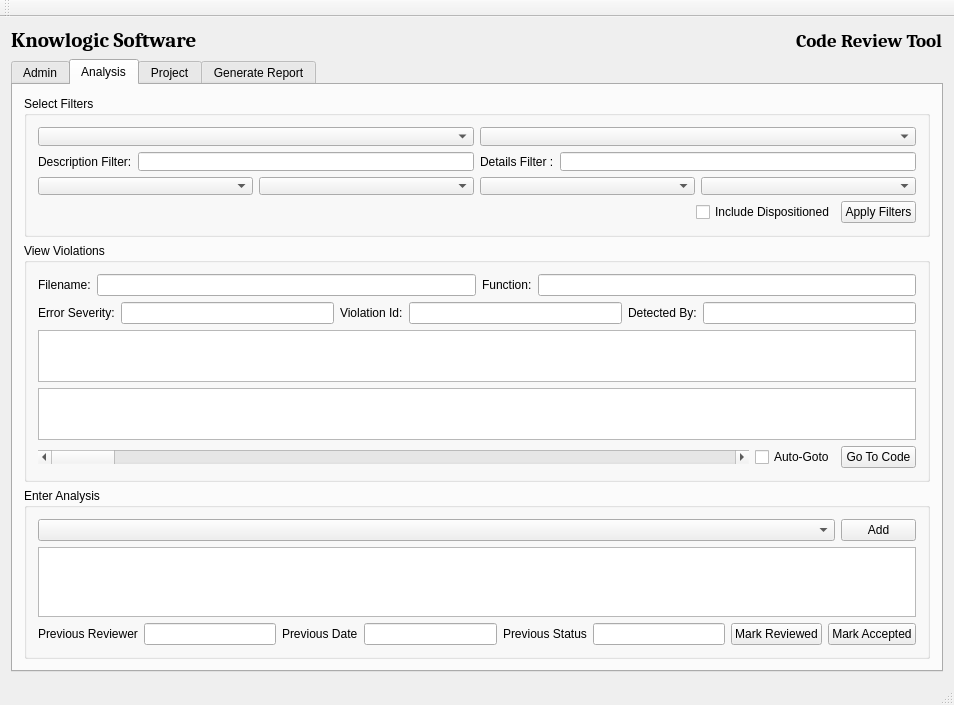
This is crmainwindow.ui in jvahue/codereview1 as Qt 5 draws it before an edit. The edited form follows.
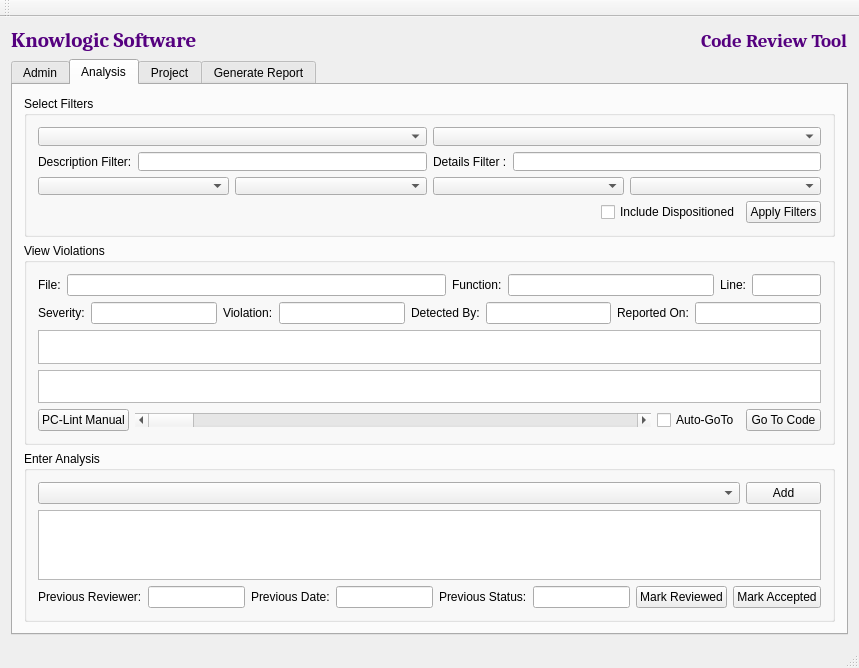
This is the edited form. The open tabs and pages were chosen to show the change. Custom widgets are drawn as their Qt base class.

Patch:
```diff
--- a/crmainwindow.ui
+++ b/crmainwindow.ui
@@ -6,8 +6,8 @@
    <rect>
     <x>0</x>
     <y>0</y>
-    <width>954</width>
-    <height>705</height>
+    <width>855</width>
+    <height>655</height>
    </rect>
   </property>
   <property name="windowTitle">
@@ -39,7 +39,11 @@
            </font>
           </property>
           <property name="text">
-           <string>Knowlogic Software</string>
+           <string>&lt;!DOCTYPE HTML PUBLIC &quot;-//W3C//DTD HTML 4.0//EN&quot; &quot;http://www.w3.org/TR/REC-html40/strict.dtd&quot;&gt;
+&lt;html&gt;&lt;head&gt;&lt;meta name=&quot;qrichtext&quot; content=&quot;1&quot; /&gt;&lt;style type=&quot;text/css&quot;&gt;
+p, li { white-space: pre-wrap; }
+&lt;/style&gt;&lt;/head&gt;&lt;body style=&quot; font-family:'Cambria'; font-size:16pt; font-weight:600; font-style:normal;&quot;&gt;
+&lt;p style=&quot; margin-top:0px; margin-bottom:0px; margin-left:0px; margin-right:0px; -qt-block-indent:0; text-indent:0px;&quot;&gt;&lt;span style=&quot; color:#55007f;&quot;&gt;Knowlogic Software&lt;/span&gt;&lt;/p&gt;&lt;/body&gt;&lt;/html&gt;</string>
           </property>
          </widget>
         </item>
@@ -61,7 +65,11 @@
            </font>
           </property>
           <property name="text">
-           <string>Code Review Tool</string>
+           <string>&lt;!DOCTYPE HTML PUBLIC &quot;-//W3C//DTD HTML 4.0//EN&quot; &quot;http://www.w3.org/TR/REC-html40/strict.dtd&quot;&gt;
+&lt;html&gt;&lt;head&gt;&lt;meta name=&quot;qrichtext&quot; content=&quot;1&quot; /&gt;&lt;style type=&quot;text/css&quot;&gt;
+p, li { white-space: pre-wrap; }
+&lt;/style&gt;&lt;/head&gt;&lt;body style=&quot; font-family:'Cambria'; font-size:14pt; font-weight:600; font-style:normal;&quot;&gt;
+&lt;p style=&quot; margin-top:0px; margin-bottom:0px; margin-left:0px; margin-right:0px; -qt-block-indent:0; text-indent:0px;&quot;&gt;&lt;span style=&quot; color:#55007f;&quot;&gt;Code Review Tool&lt;/span&gt;&lt;/p&gt;&lt;/body&gt;&lt;/html&gt;</string>
           </property>
           <property name="margin">
            <number>2</number>
@@ -643,12 +651,18 @@
                  <item>
                   <widget class="QLabel" name="label_Filename">
                    <property name="text">
-                    <string>Filename:</string>
+                    <string>File:</string>
                    </property>
                   </widget>
                  </item>
                  <item>
                   <widget class="QLineEdit" name="textBrowser_Filename">
+                   <property name="sizePolicy">
+                    <sizepolicy hsizetype="Preferred" vsizetype="Fixed">
+                     <horstretch>11</horstretch>
+                     <verstretch>0</verstretch>
+                    </sizepolicy>
+                   </property>
                    <property name="readOnly">
                     <bool>true</bool>
                    </property>
@@ -663,11 +677,34 @@
                  </item>
                  <item>
                   <widget class="QLineEdit" name="textBrowser_Function">
+                   <property name="sizePolicy">
+                    <sizepolicy hsizetype="Expanding" vsizetype="Fixed">
+                     <horstretch>6</horstretch>
+                     <verstretch>0</verstretch>
+                    </sizepolicy>
+                   </property>
                    <property name="readOnly">
                     <bool>true</bool>
                    </property>
                   </widget>
                  </item>
+                 <item>
+                  <widget class="QLabel" name="label_24">
+                   <property name="text">
+                    <string>Line:</string>
+                   </property>
+                  </widget>
+                 </item>
+                 <item>
+                  <widget class="QLineEdit" name="lineNumber">
+                   <property name="sizePolicy">
+                    <sizepolicy hsizetype="Expanding" vsizetype="Fixed">
+                     <horstretch>2</horstretch>
+                     <verstretch>0</verstretch>
+                    </sizepolicy>
+                   </property>
+                  </widget>
+                 </item>
                 </layout>
                </item>
                <item>
@@ -678,7 +715,7 @@
                  <item>
                   <widget class="QLabel" name="label_6">
                    <property name="text">
-                    <string>Error Severity:</string>
+                    <string>Severity:</string>
                    </property>
                   </widget>
                  </item>
@@ -692,7 +729,7 @@
                  <item>
                   <widget class="QLabel" name="label_Id">
                    <property name="text">
-                    <string>Violation Id:</string>
+                    <string>Violation:</string>
                    </property>
                   </widget>
                  </item>
@@ -717,6 +754,16 @@
                    </property>
                   </widget>
                  </item>
+                 <item>
+                  <widget class="QLabel" name="label_25">
+                   <property name="text">
+                    <string>Reported On:</string>
+                   </property>
+                  </widget>
+                 </item>
+                 <item>
+                  <widget class="QLineEdit" name="reportedOn"/>
+                 </item>
                 </layout>
                </item>
                <item>
@@ -726,6 +773,7 @@
                    <property name="font">
                     <font>
                      <family>Courier New</family>
+                     <pointsize>9</pointsize>
                     </font>
                    </property>
                    <property name="readOnly">
@@ -738,6 +786,7 @@
                    <property name="font">
                     <font>
                      <family>Courier New</family>
+                     <pointsize>9</pointsize>
                     </font>
                    </property>
                    <property name="readOnly">
@@ -749,6 +798,13 @@
                </item>
                <item>
                 <layout class="QHBoxLayout" name="horizontalLayout_13">
+                 <item>
+                  <widget class="QPushButton" name="pcLintPdf">
+                   <property name="text">
+                    <string>PC-Lint Manual</string>
+                   </property>
+                  </widget>
+                 </item>
                  <item>
                   <widget class="QScrollBar" name="horizontalScrollBar">
                    <property name="sizePolicy">
@@ -765,7 +821,7 @@
                  <item>
                   <widget class="QCheckBox" name="syncCode">
                    <property name="text">
-                    <string>Auto-Goto</string>
+                    <string>Auto-GoTo</string>
                    </property>
                   </widget>
                  </item>
@@ -832,7 +888,7 @@
                <item>
                 <widget class="QLabel" name="label_3">
                  <property name="text">
-                  <string>Previous Reviewer</string>
+                  <string>Previous Reviewer:</string>
                  </property>
                 </widget>
                </item>
@@ -852,7 +908,7 @@
                <item>
                 <widget class="QLabel" name="label_PrevDate">
                  <property name="text">
-                  <string>Previous Date</string>
+                  <string>Previous Date:</string>
                  </property>
                 </widget>
                </item>
@@ -872,7 +928,7 @@
                <item>
                 <widget class="QLabel" name="label_PrevStatus">
                  <property name="text">
-                  <string>Previous Status</string>
+                  <string>Previous Status:</string>
                  </property>
                 </widget>
                </item>
@@ -1145,7 +1201,7 @@
     <enum>TopToolBarArea</enum>
    </attribute>
    <attribute name="toolBarBreak">
-    <bool>true</bool>
+    <bool>false</bool>
    </attribute>
   </widget>
   <widget class="QStatusBar" name="statusBar"/>
```
Left out of the diff: 118 changed lines with no effect on the pictures. Lines whose indentation alone changed are shown as unchanged.
